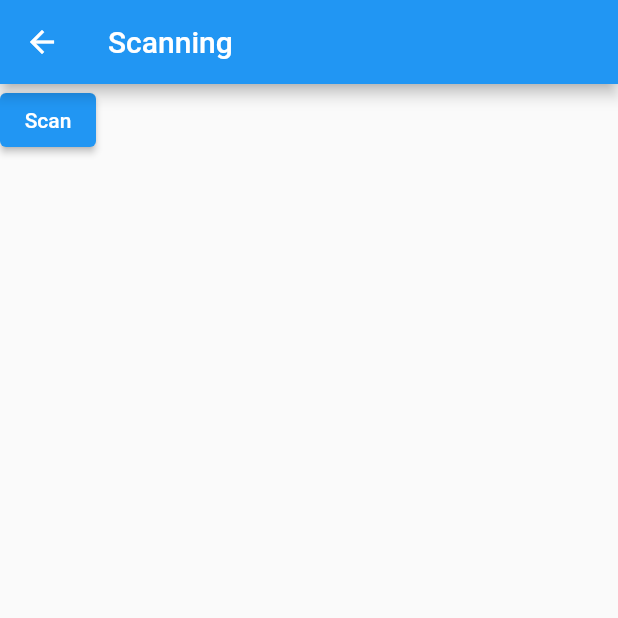
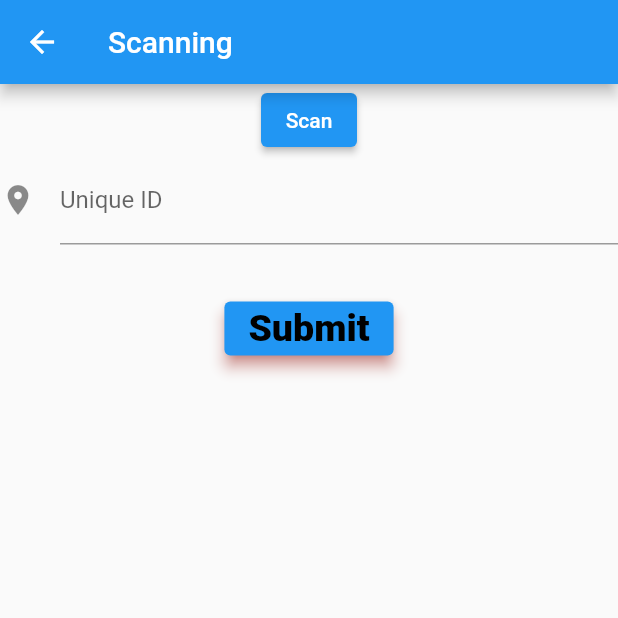
Before and after one commit to ankitmishra2232/Attendence_App, a Flutter app: the scan screen opened directly, on a phone screen of 412 x 824 dp, the top half of it. Run offline on Flutter 3.47's test engine with Material 2 defaults, Android fonts, the phone set to English and light mode, and no system bars; missing offline and left inert: flutter_barcode_scanner.

Commit message:
scan by mannual

```diff
--- a/lib/scan/scan.dart
+++ b/lib/scan/scan.dart
@@ -10,7 +10,8 @@ class scan extends StatefulWidget {
 
 class _scanState extends State<scan> {
   String _data ="";
-
+  late String information;
+  TextEditingController _inputdata = TextEditingController();
   _scan() async{
     return await FlutterBarcodeScanner.scanBarcode("#000000", "Cancel", true, ScanMode.BARCODE)
         .then((value) => setState(()=>_data = value));
@@ -26,42 +27,49 @@ class _scanState extends State<scan> {
           children: [
             ElevatedButton(
                 onPressed:()=> _scan(),
-                child: Text("Scan")),
-            Text(_data)
+                child: Text("Scan")
+            ),
+            TextFormField(
+              keyboardType: TextInputType.phone,
+              controller: _inputdata,
+              decoration: const InputDecoration(
+                icon: const Icon(Icons.location_on),
+                hintText: 'Enter Unique code',
+                labelText: 'Unique ID',
+              ),
+            ),
+            Text(_inputdata.text),
+            Text(_data),
+            Container(
+                // padding: EdgeInsets.only(left: 120.0, top: 40.0),
+                child: ElevatedButton(
+                  onPressed: () {
+                      // formKey.currentState!.save();
+                      print(_data);
+                      print(_inputdata.text);
+                      if (_data == "-1"){
+                        information = _inputdata.text;
+                      }
+                      else{
+                        information = _data;
+                      }
+
+                      print("information  "+ information);
+                      ScaffoldMessenger.of(context).showSnackBar(SnackBar(content: Text(information)));
+                  },
+                  style: ElevatedButton.styleFrom(
+                    primary: Colors.blue, //button's fill color
+                    onPrimary: Colors.black, //specify the color of the button's text and icons as well as the overlay colors used to indicate the hover, focus, and pressed states
+                    // onSurface: Colors.black, //specify the button's disabled text, icon, and fill color
+                    shadowColor: Colors.red, //specify the button's elevation color
+                    elevation: 4.0, //buttons Material shadow
+                    textStyle: TextStyle(fontFamily: 'roboto',fontWeight: FontWeight.w800,fontSize: 25), //specify the button's text TextStyle
+                  ),
+                  child: Text('Submit'),
+                )
+            )
           ],
       ),
     );
   }
 }
-
-
-// class scan extends StatefulWidget {
-//   const scan({Key? key}) : super(key: key);
-//   String _data ="";
-//
-//   Future<String> _scan() async{
-//     return await FlutterBarcodeScanner.scanBarcode("#000000", "Cancel", true, ScanMode.BARCODE);
-//   }
-//   @override
-//   Widget build(BuildContext context) {
-//     return Scaffold(
-//       appBar: AppBar(
-//         title: Text("Scanning"),
-//       ),
-//         body: Column(
-//           children: [
-//             ElevatedButton(
-//                 onPressed: ()async =>setState(()=>_data = _scan()),
-//                 child: Text("Scan")),
-//             Text(_data)
-//           ],
-//       ),
-//     );
-//   }
-//
-//   @override
-//   State<StatefulWidget> createState() {
-//     // TODO: implement createState
-//     throw UnimplementedError();
-//   }
-// }
```
